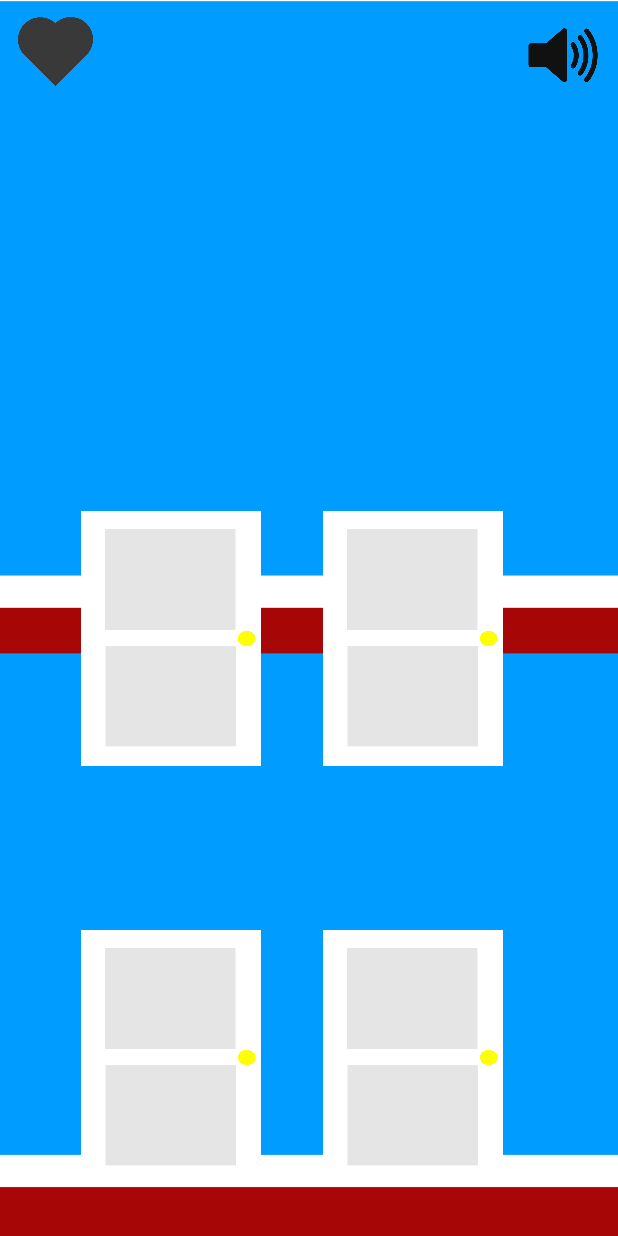
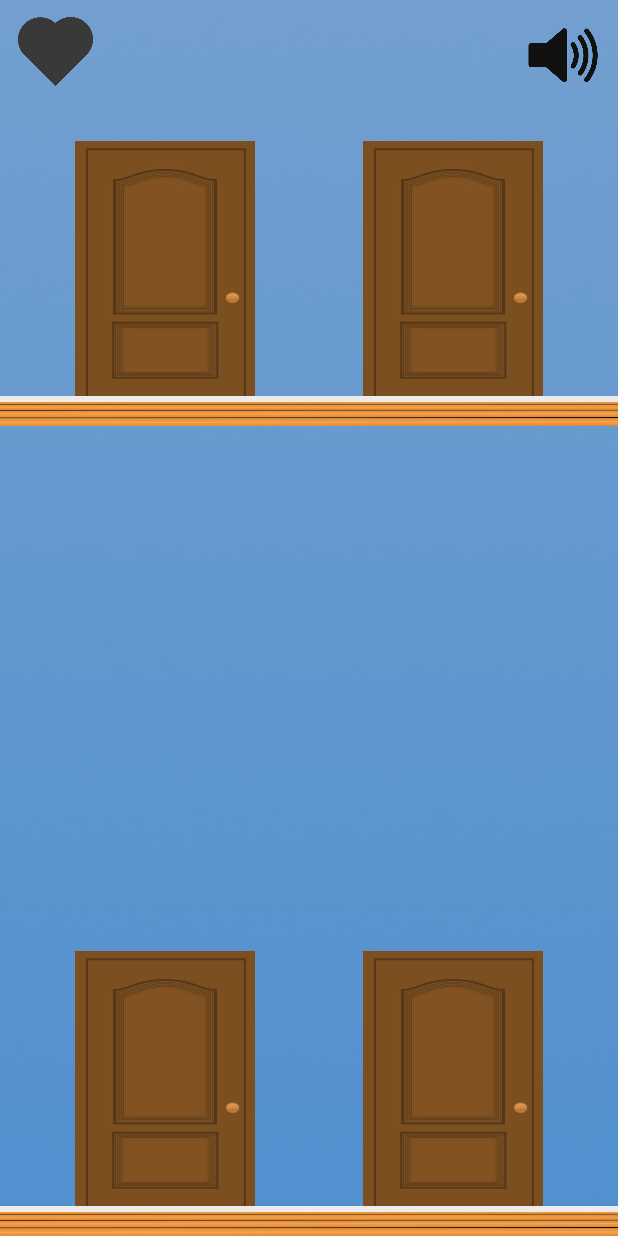
Before and after one commit to vdrumsta/Knock-Knock, an Android app: the screen it shows after launch (MainActivity), on a phone screen of 412 x 824 dp. Run offline under Robolectric (Android 15) with nearby library versions, the phone set to English and light mode, and no system bars.

Commit message:
Changed the background and the doors on the mainActivity

```diff
--- a/app/src/main/res/layout/activity_main.xml
+++ b/app/src/main/res/layout/activity_main.xml
@@ -1,35 +1,35 @@
 <?xml version="1.0" encoding="utf-8"?>
 <RelativeLayout xmlns:android="http://schemas.android.com/apk/res/android"
+    xmlns:app="http://schemas.android.com/apk/res-auto"
     xmlns:tools="http://schemas.android.com/tools"
     android:id="@+id/activity_main"
     android:layout_width="match_parent"
     android:layout_height="match_parent"
-    android:background="@drawable/main_menu_background"
+    android:background="@drawable/empty_activity_background"
     tools:context="com.notfunny.knockknock2.MainActivity">
 
     <ImageButton
-        android:background="@drawable/door"
+        android:background="@drawable/door_spritesheet_uncombined1"
         android:layout_width="120dip"
         android:layout_height="170dip"
         android:id="@+id/UpperRightDoor"
-        android:layout_marginLeft="41dp"
-        android:layout_marginStart="41dp"
+        android:layout_marginRight="50dp"
         android:layout_alignTop="@+id/UpperLeftDoor"
-        android:layout_toRightOf="@+id/UpperLeftDoor"
-        android:layout_toEndOf="@+id/UpperLeftDoor" />
+        android:layout_alignParentRight="true"
+        android:layout_alignParentEnd="true" />
 
     <ImageButton
-        android:background="@drawable/door"
+        android:background="@drawable/door_spritesheet_uncombined1"
         android:layout_width="120dip"
         android:layout_height="170dip"
         android:id="@+id/LowerLeftDoor"
         android:layout_alignParentBottom="true"
         android:layout_alignLeft="@+id/UpperLeftDoor"
         android:layout_alignStart="@+id/UpperLeftDoor"
-        android:layout_marginBottom="34dp" />
+        android:layout_marginBottom="20dp" />
 
     <ImageButton
-        android:background="@drawable/door"
+        android:background="@drawable/door_spritesheet_uncombined1"
         android:layout_width="120dip"
         android:layout_height="170dip"
         android:id="@+id/LowerRightDoor"
@@ -38,16 +38,17 @@
         android:layout_alignStart="@+id/UpperRightDoor" />
 
     <ImageButton
-        android:background="@drawable/door"
+        android:background="@drawable/door_spritesheet_uncombined1"
         android:layout_width="120dip"
         android:layout_height="170dip"
         android:id="@+id/UpperLeftDoor"
-        android:layout_marginLeft="54dp"
-        android:layout_marginStart="54dp"
-        android:layout_above="@+id/LowerLeftDoor"
+        android:layout_marginLeft="50dp"
+        android:layout_marginStart="50dp"
         android:layout_alignParentLeft="true"
         android:layout_alignParentStart="true"
-        android:layout_marginBottom="109dp" />
+        android:layout_alignParentTop="true"
+        android:layout_marginBottom="109dp"
+        android:layout_marginTop="94dp"/>
 
     <ImageButton
         android:background="@drawable/selector"
@@ -68,11 +69,33 @@
         android:background="@drawable/ic_toggle"
         android:textOff=""
         android:textOn=""
+        android:layout_marginRight="12dp"
+        android:layout_marginEnd="12dp"
         android:layout_alignTop="@+id/Heart"
         android:layout_alignParentRight="true"
-        android:layout_alignParentEnd="true"
-        android:layout_marginRight="12dp"
-        android:layout_marginEnd="12dp" />
+        android:layout_alignParentEnd="true" />
+
+    <ImageView
+        android:layout_width="wrap_content"
+        android:layout_height="20dip"
+        android:background="@drawable/floor"
+        android:id="@+id/UpperFloor"
+        android:adjustViewBounds="false"
+        android:scaleType="fitEnd"
+        android:layout_below="@+id/UpperRightDoor"
+        android:layout_alignParentLeft="true"
+        android:layout_alignParentStart="true" />
+
+    <ImageView
+        android:layout_width="wrap_content"
+        android:layout_height="20dip"
+        android:background="@drawable/floor"
+        android:id="@+id/LowerFloor"
+        android:adjustViewBounds="false"
+        android:scaleType="fitEnd"
+        android:layout_below="@+id/LowerRightDoor"
+        android:layout_alignParentLeft="true"
+        android:layout_alignParentStart="true" />
 
 
 </RelativeLayout>
```
Also changed, not shown: app/src/main/res/drawable/door_spritesheet.jpg (deleted), app/src/main/res/drawable/floor.jpg (added).
